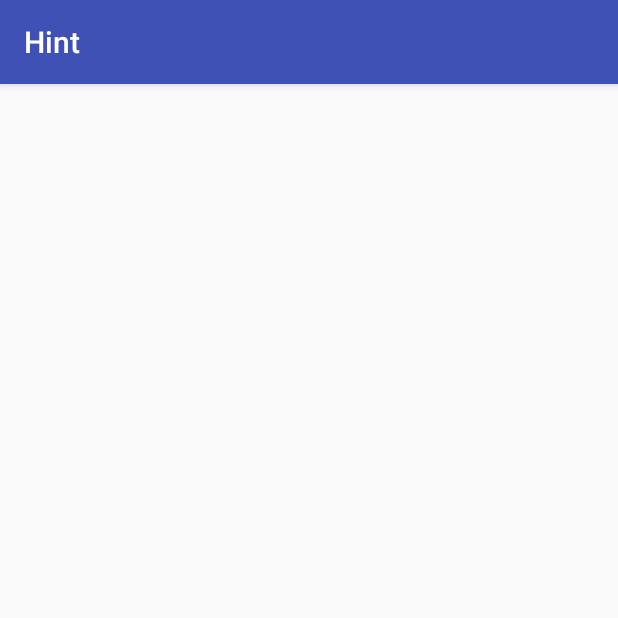
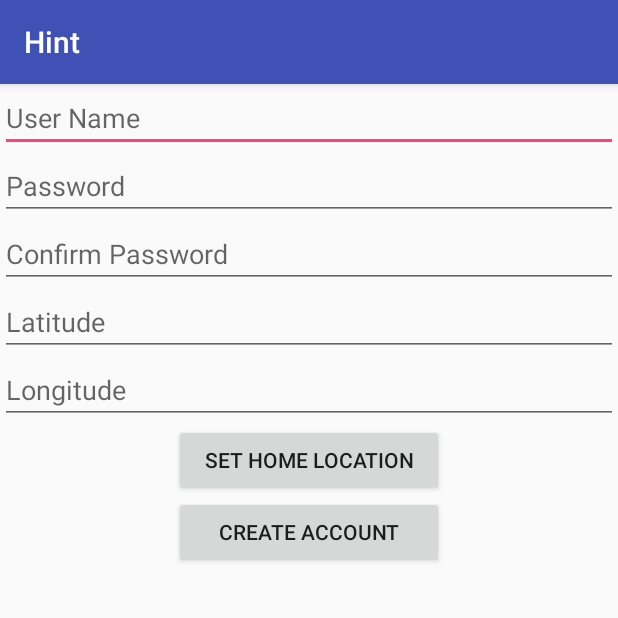
Before and after one commit to NishadSaraf/Brew-My-Coffee, an Android app: the SignUPActivity screen opened directly, with no data from a screen before it, on a phone screen of 412 x 824 dp, the top half of it. Run offline under Robolectric (Android 15) with nearby library versions, the phone set to English and light mode, and no system bars.

Commit message:
Completed SignUp Activity

```diff
--- a/app/src/main/java/com/example/hiral/myapplication/LoginActivity.java
+++ b/app/src/main/java/com/example/hiral/myapplication/LoginActivity.java
@@ -1,4 +1,5 @@
 package com.example.hiral.myapplication;
+import android.content.Intent;
 import android.os.Bundle;
 import android.support.v7.app.AppCompatActivity;
 import android.view.View;
@@ -17,6 +18,7 @@ public class LoginActivity extends AppCompatActivity {
     // UI references
     private EditText mEmail;
     private EditText mPasswordView;
+    private Button mSignUpButton;
     Button mSignInButton;
     LoginDataBaseAdapter loginDataBaseAdapter;
 
@@ -52,10 +54,14 @@ public class LoginActivity extends AppCompatActivity {
             }
         });
 
-
-        /** TODO: Code here to create onclick listener for SignUp Button
-         *  TODO: OnClick event for SignUp Button Navigates to SignUpActivity
-         */
+        mSignUpButton = (Button)findViewById(R.id.sign_up_button);
+        mSignUpButton.setOnClickListener(new OnClickListener() {
+            @Override
+            public void onClick(View v) {
+                Intent sign_up =new Intent(LoginActivity.this,SignUPActivity.class);
+                startActivity(sign_up);
+            }
+        });
     }
 
     @Override
--- a/app/src/main/java/com/example/hiral/myapplication/SignUPActivity.java
+++ b/app/src/main/java/com/example/hiral/myapplication/SignUPActivity.java
@@ -25,6 +25,7 @@ public class SignUPActivity extends LoginActivity
     public GoogleMap mMap;
     Location mprovider;
 
+
     @Override
     protected void onCreate(Bundle savedInstanceState)
     {
@@ -35,24 +36,16 @@ public class SignUPActivity extends LoginActivity
         loginDataBaseAdapter=new LoginDataBaseAdapter(this);
         loginDataBaseAdapter=loginDataBaseAdapter.open();
 
-        /**
-         * TODO: Define EditText attributes for editTextUserName,editTextPassword,editTextConfirmPassword
-         */
-
-        /**
-         * TODO: Define EditText Attribute for latitude,longitude
-         */
-
-        /**
-         * TODO: Define Button attribute for btnCreateAccount
-         */
+        editTextUserName = (EditText)findViewById(R.id.editText_username);
+        editTextPassword = (EditText)findViewById(R.id.editText_password);
+        editTextConfirmPassword = (EditText)findViewById(R.id.editText_confirm_password);
+        latitude = (EditText)findViewById(R.id.editText_latitude);
+        longitude = (EditText)findViewById(R.id.editText_longitude);
+        btnHomeLocation = (Button)findViewById(R.id.button_set_home_location);
+        btnCreateAccount = (Button)findViewById(R.id.button_create_acc);
 
         //int percode=1;
         ActivityCompat.requestPermissions(SignUPActivity.this,new String[]{Manifest.permission.ACCESS_FINE_LOCATION},1);
-
-        /**
-         * TODO: Define Button attribute for btnHomeLocation
-         */
 
         btnHomeLocation.setOnClickListener(new View.OnClickListener() {
             public void onClick(View v) {
--- a/app/src/main/res/layout/activity_login.xml
+++ b/app/src/main/res/layout/activity_login.xml
@@ -63,6 +63,16 @@
                 android:textStyle="bold"
                 android:layout_gravity="center_horizontal"/>
 
+            <Button
+                android:id="@+id/sign_up_button"
+                style="?android:textAppearanceSmall"
+                android:layout_width="162dp"
+                android:layout_height="wrap_content"
+                android:layout_marginTop="16dp"
+                android:text="@string/action_sign_up"
+                android:textStyle="bold"
+                android:layout_gravity="center_horizontal"/>
+
             <!-- TODO: Button UI Control for SignUp -->
 
 
--- a/app/src/main/res/layout/sign_up.xml
+++ b/app/src/main/res/layout/sign_up.xml
@@ -1,24 +1,65 @@
 <?xml version="1.0" encoding="utf-8"?>
 <LinearLayout xmlns:android="http://schemas.android.com/apk/res/android"
+              xmlns:tools="http://schemas.android.com/tools"
               android:layout_width="match_parent"
               android:layout_height="match_parent"
               android:orientation="vertical"
-              android:gravity="center_vertical"
               android:weightSum="1">
 
+    <EditText
+        android:layout_width="match_parent"
+        android:layout_height="wrap_content"
+        android:ems="10"
+        android:id="@+id/editText_username"
+        android:hint="@string/hint_username"
+        android:inputType="textEmailAddress"/>
 
-    <!-- TODO: EditText UI Control for editTextUserName -->
+    <EditText
+        android:layout_width="match_parent"
+        android:layout_height="wrap_content"
+        android:inputType="textPassword"
+        android:ems="10"
+        android:id="@+id/editText_password"
+        android:hint="@string/hint_password"/>
 
-    <!-- TODO: EditText UI Control for editTextPassword -->
+    <EditText
+        android:layout_width="match_parent"
+        android:layout_height="wrap_content"
+        android:inputType="textPassword"
+        android:ems="10"
+        android:id="@+id/editText_confirm_password"
+        android:hint="@string/hint_confirm_pass"/>
 
-    <!-- TODO: EditText UI Control for editTextConfirmPassword -->
+    <EditText
+        android:layout_width="match_parent"
+        android:layout_height="wrap_content"
+        android:inputType="textPersonName"
+        android:ems="10"
+        android:id="@+id/editText_latitude"
+        android:hint="@string/hint_latitude"/>
 
-    <!-- TODO: EditText UI Control for Latitude -->
+    <EditText
+        android:layout_width="match_parent"
+        android:layout_height="wrap_content"
+        android:inputType="textPersonName"
+        android:ems="10"
+        android:id="@+id/editText_longitude"
+        android:hint="@string/hint_longitude"/>
 
-    <!-- TODO: EditText UI Control for Longitude-->
+    <Button
+        android:layout_width="180dp"
+        android:layout_height="wrap_content"
+        android:id="@+id/button_set_home_location"
+        android:layout_gravity="center"
+        android:text="@string/action_set_home_loc"
+        android:textAlignment="center"/>
 
-    <!-- TODO: Button UI Control for buttonCreateAccount -->
-
-    <!-- TODO: Button UI Control for Home_Button -->
+    <Button
+        android:layout_width="180dp"
+        android:layout_height="wrap_content"
+        android:layout_gravity="center"
+        android:id="@+id/button_create_acc"
+        android:textAlignment="center"
+        android:text="@string/action_create_account"/>
 
 </LinearLayout>
--- a/app/src/main/res/values/strings.xml
+++ b/app/src/main/res/values/strings.xml
@@ -4,7 +4,14 @@
     <string name="prompt_email">Email</string>
     <string name="prompt_password">Password</string>
     <string name="action_sign_in">Sign in</string>
-
+    <string name="action_sign_up">Sign up</string>
+    <string name="hint_username">User Name</string>
+    <string name="hint_password">Password</string>
+    <string name="hint_confirm_pass">Confirm Password</string>
+    <string name="hint_latitude">Latitude</string>
+    <string name="hint_longitude">Longitude</string>
+    <string name="action_create_account">Create Account</string>
+    <string name="action_set_home_loc">Set Home Location</string>
 
     <!--String related to Maps -->
 
--- a/build.gradle
+++ b/build.gradle
@@ -5,7 +5,7 @@ buildscript {
         jcenter()
     }
     dependencies {
-        classpath 'com.android.tools.build:gradle:2.2.0'
+        classpath 'com.android.tools.build:gradle:2.2.2'
 
         // NOTE: Do not place your application dependencies here; they belong
         // in the individual module build.gradle files
```
